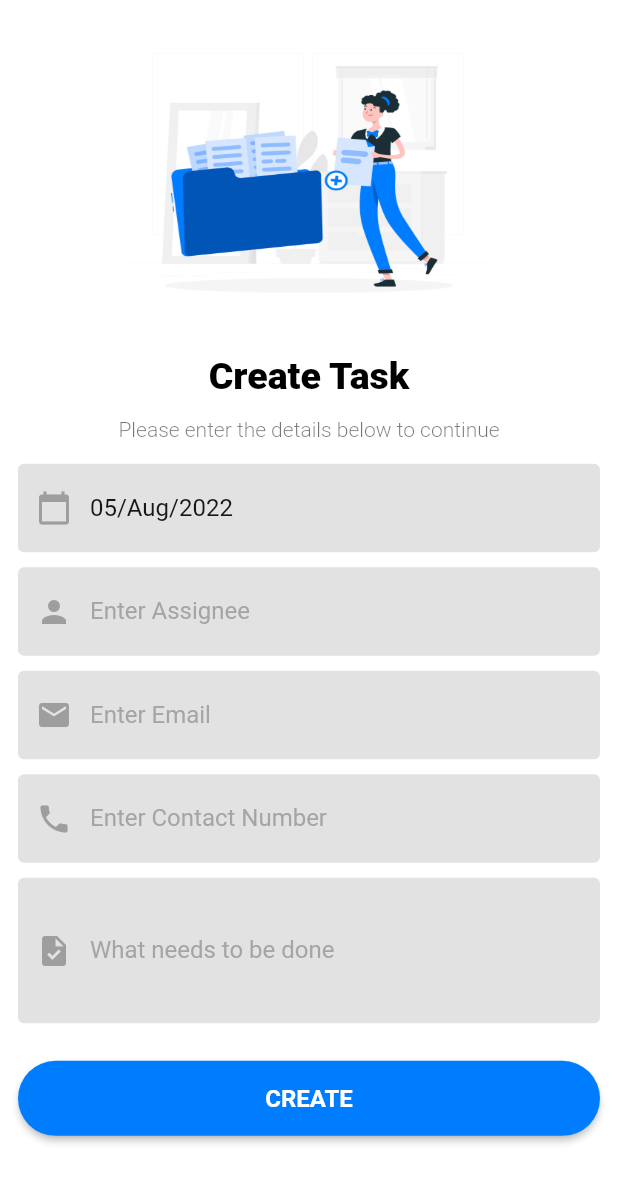
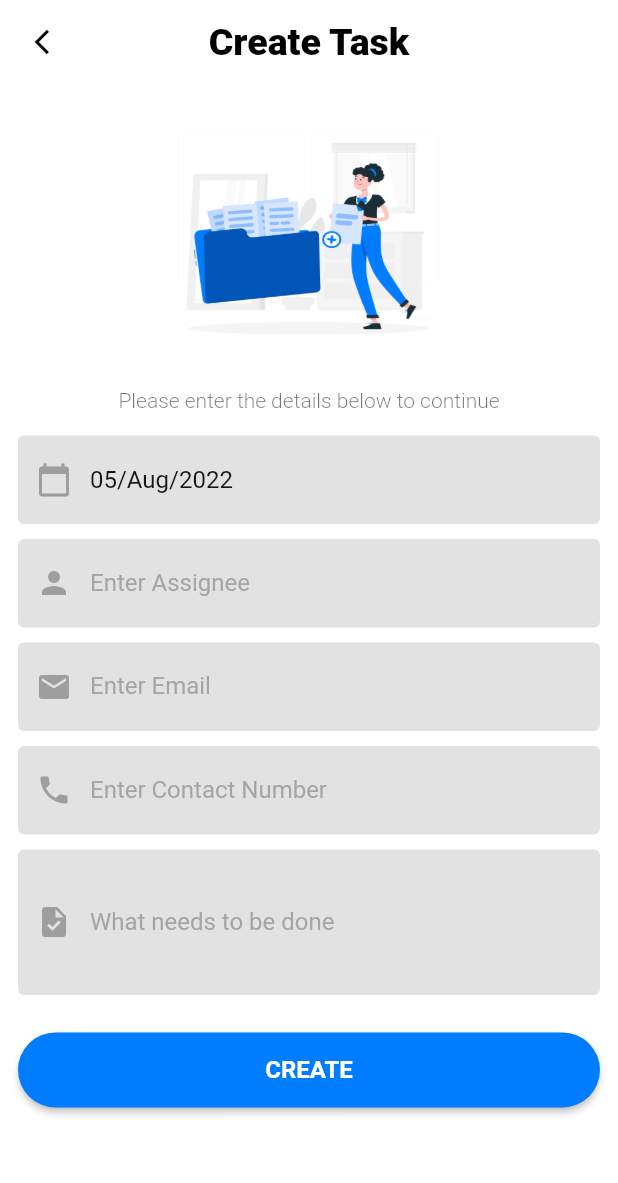
Before and after one commit to MarvelApps-Flutter/firebase_in_app_messaging, a Flutter app: the screen it shows after launch, after a tap on the "add" icon, on a phone screen of 412 x 824 dp. Shown: the top 1183 px of the screen. Run offline on Flutter 3.47's test engine with Material 2 defaults, Android fonts, the phone set to English and light mode, and no system bars; our stand-ins replace firebase_core, firebase_database, firebase_messaging; missing offline and left inert: firebase_in_app_messaging; accounts and stored records are empty.

Commit message:
ios config and screenshot update

```diff
--- a/lib/constants/app_constants.dart
+++ b/lib/constants/app_constants.dart
@@ -48,4 +48,10 @@ class AppConstants
   static const separatedAddTaskString = "Add Task";
   static const jointAddTaskString = "AddTask";
   static const robotoTextStyleString = "Roboto";
+  static const successiveLogo = "assets/images/successive_logo.png";
+  static const marvelLogo = "assets/images/marvel_logo.png";
+  static const poweredBy = "Powered by :";
+  static const successive = "Successive";
+  static const technologies = "Technologies";
+  static const apps = "APPS";
 }
--- a/lib/main.dart
+++ b/lib/main.dart
@@ -1,11 +1,21 @@
+import 'dart:io';
+
 import 'package:firebase_core/firebase_core.dart';
 import 'package:flutter/material.dart';
 import 'package:realtime_database_app/constants/app_constants.dart';
 import 'package:realtime_database_app/screens/home_screen.dart';
 
+import 'firebase_option.dart';
+
 void main() async{
   WidgetsFlutterBinding.ensureInitialized();
-  await Firebase.initializeApp();
+  if (Platform.isIOS) {
+    await Firebase.initializeApp(
+      options: DefaultFirebaseOptions.currentPlatform,
+    );
+  } else {
+    await Firebase.initializeApp();
+  }
   runApp(const MyApp());
 }
 
--- a/lib/screens/add_task_screen.dart
+++ b/lib/screens/add_task_screen.dart
@@ -104,7 +104,33 @@ class _AddTaskScreenState extends State<AddTaskScreen>
   @override
   Widget build(BuildContext context) {
     appC = AppConfig(context);
-    return Scaffold(backgroundColor: Colors.white, body: buildBody());
+    return Scaffold(backgroundColor: Colors.white,
+     appBar: buildAppBar(),
+    body: buildBody());
+  }
+
+  AppBar buildAppBar() {
+    return AppBar(
+      backgroundColor: Colors.white,
+      elevation: 0.0,
+      centerTitle: true,
+      title: Text(
+          (widget.isViewMode) == true
+              ? AppConstants.bigViewTaskString
+              : (widget.isViewMode == false && widget.taskKey != null)
+                  ? AppConstants.bigEditTaskString
+                  : AppConstants.bigCreateTaskString,
+          style: AppTextStyles.blackTextStyle),
+      leading: IconButton(
+        padding: const EdgeInsets.only(left: 10),
+        onPressed: () {
+          Navigator.pop(context);
+        },
+        icon: const Icon(Icons.arrow_back_ios),
+        iconSize: 20,
+        color: Colors.black,
+      ),
+    );
   }
 
   Widget buildBody() {
@@ -118,8 +144,8 @@ class _AddTaskScreenState extends State<AddTaskScreen>
               mainAxisAlignment: MainAxisAlignment.center,
               children: <Widget>[
                 Container(
-                  height: appC.rH(26),
-                  width: appC.rW(60),
+                  height: appC.rH(22),
+                  width: appC.rW(50),
                   decoration: const BoxDecoration(
                     image: DecorationImage(
                       image: AssetImage(AppConstants.headerAssetImageString),
@@ -128,14 +154,6 @@ class _AddTaskScreenState extends State<AddTaskScreen>
                   ),
                 ),
                 buildSizedBoxWidget(10),
-                Text(
-                    (widget.isViewMode) == true
-                        ? AppConstants.bigViewTaskString
-                        : (widget.isViewMode == false && widget.taskKey != null)
-                            ? AppConstants.bigEditTaskString
-                            : AppConstants.bigCreateTaskString,
-                    style: AppTextStyles.blackTextStyle),
-                buildSizedBoxWidget(13),
                 const Text(
                   AppConstants.enterDetailsString,
                   style: AppTextStyles.lightTextStyle,
--- a/lib/screens/home_screen.dart
+++ b/lib/screens/home_screen.dart
@@ -27,7 +27,7 @@ class _MyHomeScreenPageState extends State<HomeScreenPage> {
         .child(AppConstants.taskListsString)
         .orderByChild(AppConstants.assigneeString);
     referenceDatabase = FirebaseDatabase.instance.ref().child(AppConstants.taskListsString);
-    FirebaseMessaging.instance.getInitialMessage();
+    //FirebaseMessaging.instance.getInitialMessage();
     var token = await FirebaseMessaging.instance.getToken();
   }
   @override
@@ -317,13 +317,6 @@ class _MyHomeScreenPageState extends State<HomeScreenPage> {
         AppConstants.homeTitleString,
         style: AppTextStyles.regularForLargeTextStyle,
       ),
-      leading: IconButton(
-        padding: const EdgeInsets.only(left: 10),
-        onPressed: () {},
-        icon: const Icon(Icons.menu),
-        iconSize: 24,
-        color: Colors.black,
-      ),
     );
   }
 }
```
Also changed, not shown: lib/screens/splash_screen.dart (added, +167 -0 lines), assets/images/marvel_logo.png (added), assets/images/successive_logo.png (added), 62 other files.
